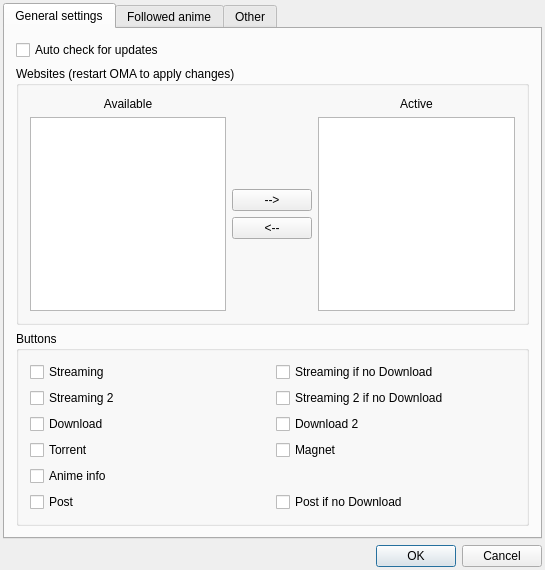
Old version of the form OtakuManager/widgets/PrefWindow.ui in the repository GhostWriterTNCS/OtakuManager.
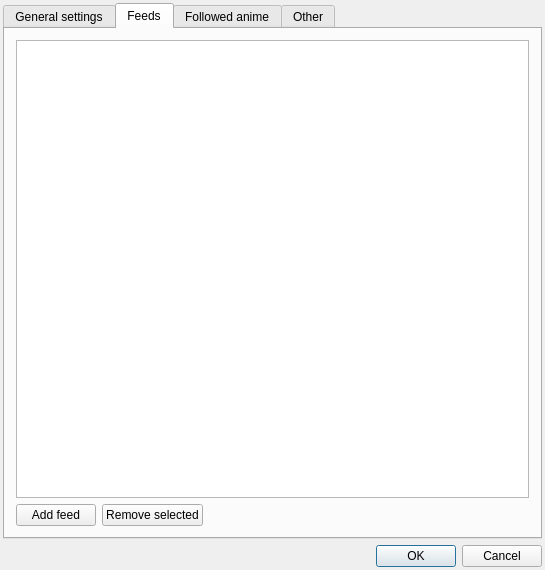
New version of the form. The open tabs and pages were chosen to show the change. Icons and pictures are not drawn.

Commit message: Added feeds support. Various improvements and bugfix.

```diff
--- a/OtakuManager/widgets/PrefWindow.ui
+++ b/OtakuManager/widgets/PrefWindow.ui
@@ -257,7 +257,48 @@
        </item>
       </layout>
      </widget>
-     <widget class="QWidget" name="tab_2">
+     <widget class="QWidget" name="feedTab">
+      <attribute name="title">
+       <string>Feeds</string>
+      </attribute>
+      <layout class="QVBoxLayout" name="verticalLayout_7">
+       <item>
+        <widget class="QListWidget" name="feedListWidget"/>
+       </item>
+       <item>
+        <layout class="QHBoxLayout" name="horizontalLayout_5">
+         <item>
+          <widget class="QPushButton" name="addFeed">
+           <property name="text">
+            <string>Add feed</string>
+           </property>
+          </widget>
+         </item>
+         <item>
+          <widget class="QPushButton" name="removeFeed">
+           <property name="text">
+            <string>Remove selected</string>
+           </property>
+          </widget>
+         </item>
+         <item>
+          <spacer name="rssHorizontalSpacer">
+           <property name="orientation">
+            <enum>Qt::Horizontal</enum>
+           </property>
+           <property name="sizeHint" stdset="0">
+            <size>
+             <width>40</width>
+             <height>20</height>
+            </size>
+           </property>
+          </spacer>
+         </item>
+        </layout>
+       </item>
+      </layout>
+     </widget>
+     <widget class="QWidget" name="followedTab">
       <attribute name="title">
        <string>Followed anime</string>
       </attribute>
```
Left out of the diff: 8 changed lines with no effect on the pictures. The commit also changes 31 other files.
